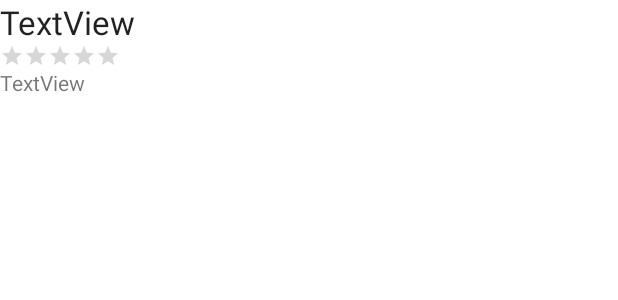
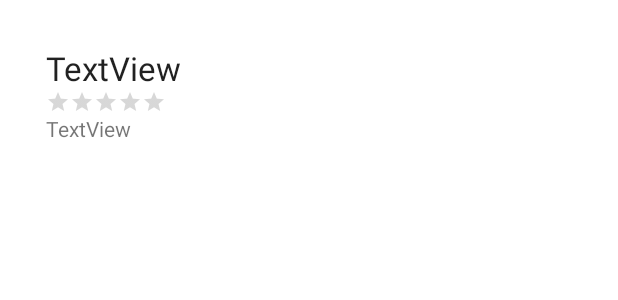
Before and after one commit to jasmine-y-wang/codepath-flixster, an Android app: the layout activity_movie_details.xml on its own in the app's theme, with its tools: preview values and no code run, on a phone screen of 412 x 824 dp. Shown: the top 300 px of the screen. Run offline under Robolectric (Android 15) with nearby library versions, the phone set to English and light mode, and no system bars.

Commit message:
padding on details page

```diff
--- a/app/src/main/java/com/example/flixster/MovieTrailerActivity.java
+++ b/app/src/main/java/com/example/flixster/MovieTrailerActivity.java
@@ -13,6 +13,7 @@ import com.google.android.youtube.player.YouTubePlayerView;
 public class MovieTrailerActivity extends YouTubeBaseActivity {
 
     public static final String YOUTUBE_API_KEY = "AIzaSyA5GHARyE7L8_9AkOfYeJ6dfb-3TEq3bdE";
+
 
     @Override
     protected void onCreate(Bundle savedInstanceState) {
--- a/app/src/main/res/layout/activity_movie_details.xml
+++ b/app/src/main/res/layout/activity_movie_details.xml
@@ -4,6 +4,8 @@
     xmlns:tools="http://schemas.android.com/tools"
     android:layout_width="match_parent"
     android:layout_height="match_parent"
+    android:layout_margin="15dp"
+    android:padding="15dp"
     tools:context=".MovieDetailsActivity">
 
     <TextView
```
